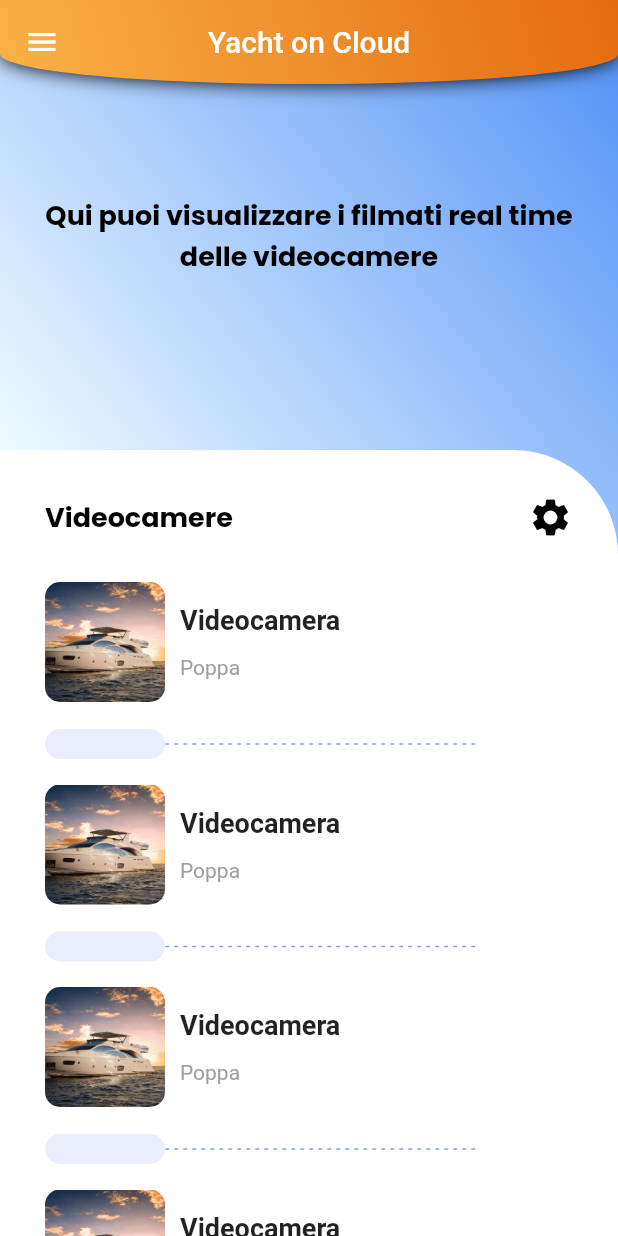
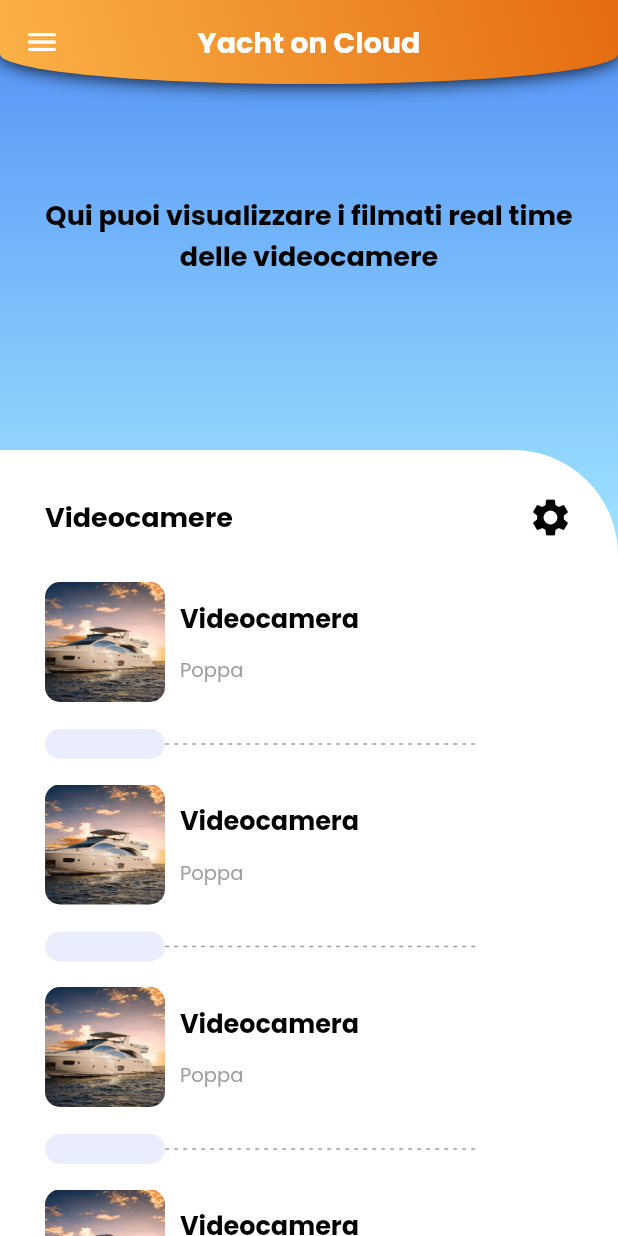
Before and after one commit to GabrielePisapia/EMAD-YachtOnCloud, a Flutter app: the AssociaBox screen opened directly, after a tap on "Associa box", after a tap on "Videosorveglianza", on a phone screen of 412 x 824 dp. Run offline on Flutter 3.47's test engine with Material 2 defaults, Android fonts, the phone set to English and light mode, and no system bars; our stand-ins replace cloud_firestore, firebase_auth, firebase_core, firebase_storage, fl_chart, flutter_icons and 8 more; missing offline and left inert: flutter_facebook_auth, flutter_facebook_login, flutter_gradients, flutter_vlc_player; accounts and stored records are empty.

Commit message:
Update grafico

```diff
--- a/yachtoncloud/lib/paginaIniziale.dart
+++ b/yachtoncloud/lib/paginaIniziale.dart
@@ -165,12 +165,19 @@ class _AssociaBoxState extends State<AssociaBox> {
 
 
     return Scaffold(
-      body: Stack(
+      body: Container(
+        decoration: BoxDecoration(
+          gradient:
+          LinearGradient(
+            begin: Alignment.topCenter,
+            end: Alignment.bottomCenter,
+            colors: [dashboardBackground1, dashboardBackground2]),
+        ),
+        child: Stack(
         children: [
           Container(
             height: 200.0,
             decoration: new BoxDecoration(
-              //color: backgroundColor1,
               boxShadow: [
                 new BoxShadow(
                   blurRadius: 40.0,
@@ -300,7 +307,7 @@ class _AssociaBoxState extends State<AssociaBox> {
             ),
           )
         ],
-      ),
+      )),
     );
   }
 }
--- a/yachtoncloud/lib/template.dart
+++ b/yachtoncloud/lib/template.dart
@@ -1,4 +1,5 @@
 import 'package:flutter/material.dart';
+import 'package:google_fonts/google_fonts.dart';
 
 import 'package:yachtoncloud/navdrawer.dart';
 import 'package:yachtoncloud/theme/colors.dart';
@@ -27,7 +28,12 @@ class Template extends StatelessWidget {
         backgroundColor: Colors.transparent,
         appBar: AppBar(
           backgroundColor: Colors.transparent,
-          title: Text(this.appBarTitle),
+          title: Text(this.appBarTitle,
+            style: GoogleFonts.poppins(
+              textStyle: TextStyle(
+              color: textColor,
+              fontSize: 19,
+              fontWeight: FontWeight.bold))),
           centerTitle: true,
           flexibleSpace: Container(
             height: 400,
--- a/yachtoncloud/lib/trackingpage.dart
+++ b/yachtoncloud/lib/trackingpage.dart
@@ -148,7 +148,7 @@ class _MyHomePageState extends State<TrackingPage_> {
                   style: GoogleFonts.poppins(
                       textStyle: TextStyle(
                           color: textColor,
-                          fontSize: 15,
+                          fontSize: 18,
                           fontWeight: FontWeight.bold)),
                 ),
               ),
--- a/yachtoncloud/lib/vlc_screen.dart
+++ b/yachtoncloud/lib/vlc_screen.dart
@@ -61,27 +61,27 @@ class _VideoInfoState extends State<VlcVinfo> {
       appBarTitle: "Yacht on Cloud",
       boxDecoration: BoxDecoration(
         gradient: LinearGradient(
-            colors: [
-              backgroundColor2,
-              backgroundColor1,
-            ],
-            begin: const FractionalOffset(0.0, 2.0),
-            end: const FractionalOffset(1.0, 0.0),
-            stops: [0.0, 1.0],
-            tileMode: TileMode.clamp),
+            begin: Alignment.topCenter,
+                  end: Alignment.center,
+                  colors: [backgroundColor2, backgroundColor1])
+            //stops: [0.0, 1.0],
+            //tileMode: TileMode.clamp),
       ),
       child: Container(
         decoration: _playArea == false
             ? BoxDecoration(
                 gradient: LinearGradient(
-                colors: [
-                   backgroundColor2,
-                  backgroundColor1,
-                ],
-                begin: const FractionalOffset(0.0, 0.4),
-                end: Alignment.topRight,
+                  begin: Alignment.topCenter,
+                  end: Alignment.center,
+                  colors: [backgroundColor1, backgroundColor2]
               ))
-            : BoxDecoration(color: AppColor.gradientSecond),
+            :  BoxDecoration(
+         gradient: LinearGradient(
+                  begin: Alignment.topCenter,
+                  end: Alignment.center,
+                  colors: [backgroundColor2, backgroundColor1]
+              ),
+      ),
         child: Column(
           children: [
             _playArea == false
@@ -227,7 +227,11 @@ class _VideoInfoState extends State<VlcVinfo> {
                 children: [
                   Text(
                     "Videocamera ",
-                    style: TextStyle(fontSize: 18, fontWeight: FontWeight.bold),
+                    style: GoogleFonts.poppins(
+                              textStyle: TextStyle(
+                                  color: textColorDashboard,
+                                  fontSize: 17,
+                                  fontWeight: FontWeight.bold))
                   ) //videoList[index]["title"]
                   ,
                   SizedBox(height: 10),
@@ -235,7 +239,11 @@ class _VideoInfoState extends State<VlcVinfo> {
                     padding: EdgeInsets.only(top: 3),
                     child: Text(
                       "Poppa",
-                      style: TextStyle(color: Colors.grey[500]),
+                      style: GoogleFonts.poppins(
+                              textStyle: TextStyle(
+                                  color: Colors.grey,
+                                  fontSize: 13,
+                                  fontWeight: FontWeight.normal))
                     ),
                   ) //videoList[index]["time"]
                 ],
@@ -267,7 +275,7 @@ class _VideoInfoState extends State<VlcVinfo> {
                             width: 3,
                             height: 1,
                             decoration: BoxDecoration(
-                              color: const Color(0XFF839fed),
+                              color: Colors.grey,
                               borderRadius: BorderRadius.circular(2),
                             ),
                           )
```
Also changed, not shown: yachtoncloud/lib/SetAlert.dart (+46 -27 lines), yachtoncloud/lib/connettivita.dart (+31 -23 lines), yachtoncloud/lib/newLoginpage.dart (+21 -11 lines), yachtoncloud/lib/newWelcomePage.dart (+17 -9 lines), yachtoncloud/lib/statovideocamere.dart (+18 -25 lines), yachtoncloud/lib/theme/colors.dart (+14 -9 lines), yachtoncloud/lib/videoscreenbydate.dart (+39 -25 lines), yachtoncloud/lib/videosorveglianza.dart (+7 -1 lines).
